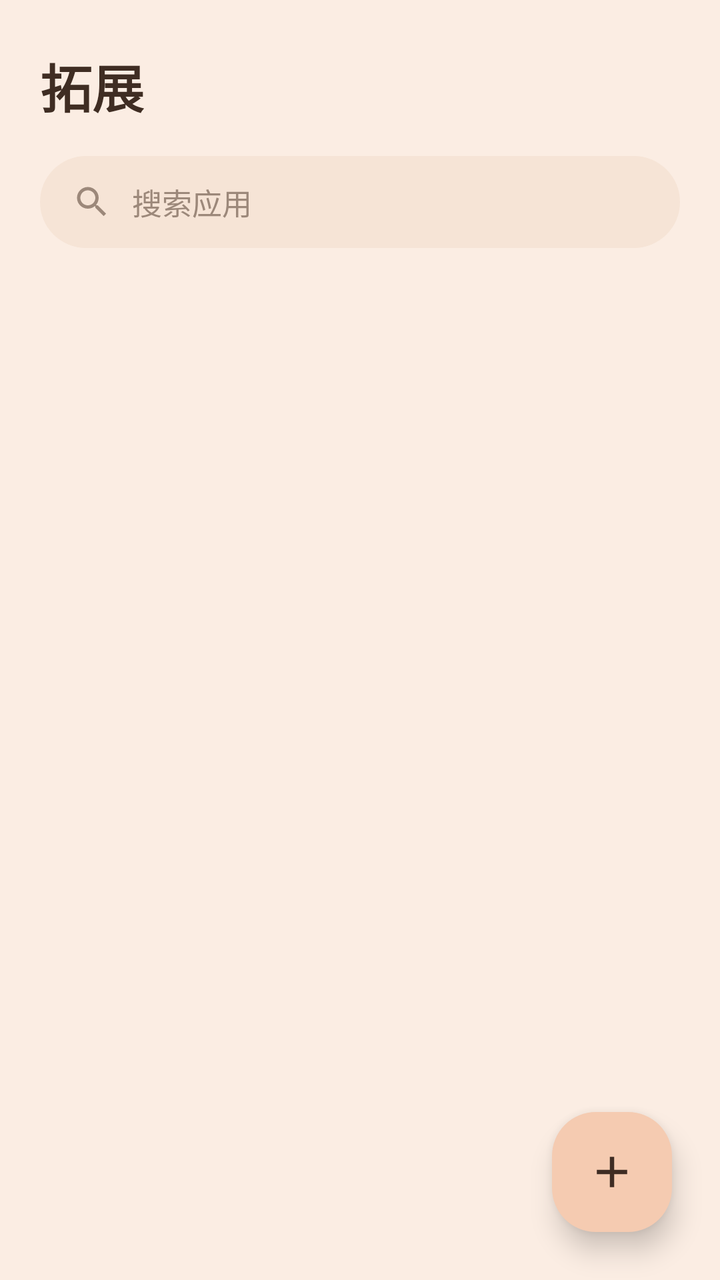
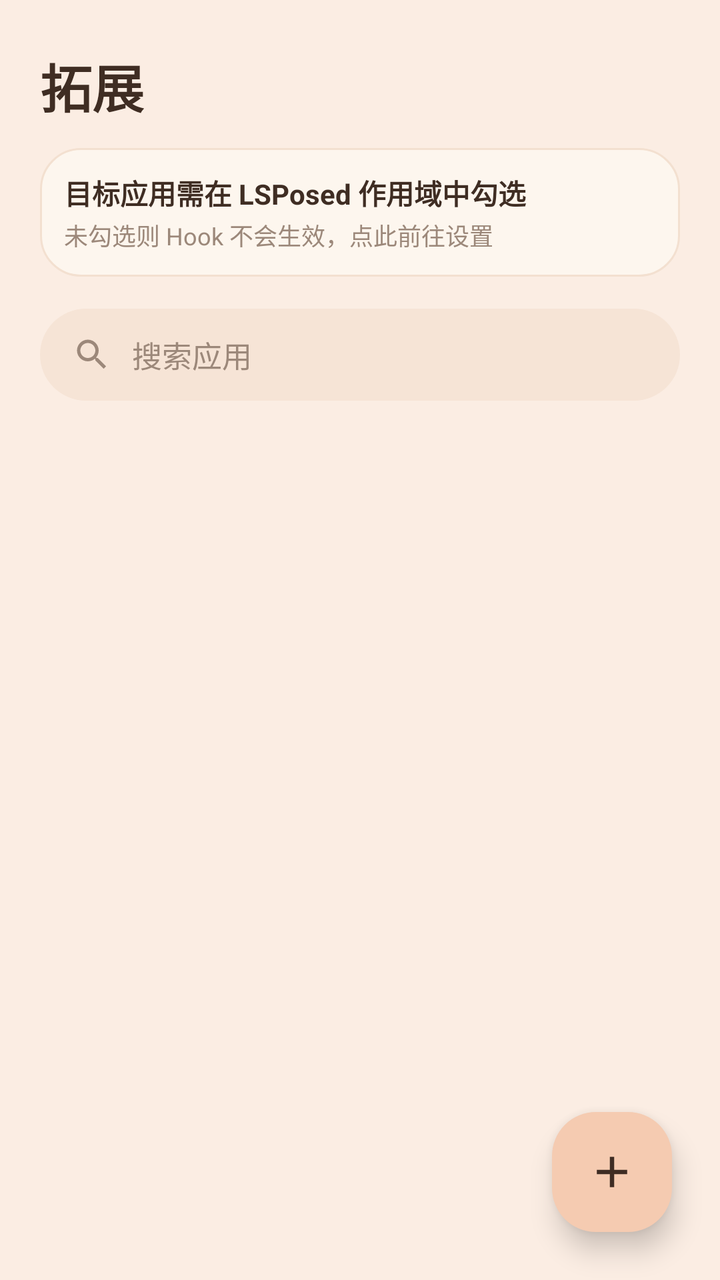

Before-and-after screenshots of an Android layout around one commit, followed by the original layout XML and the change that was made.
<!-- AndroidManifest.xml: application theme Theme.App -->
<!-- res/layout/page_ext.xml -->
<?xml version="1.0" encoding="utf-8"?>

<FrameLayout xmlns:android="http://schemas.android.com/apk/res/android"
    xmlns:app="http://schemas.android.com/apk/res-auto"
    android:layout_width="match_parent"
    android:layout_height="match_parent">

    <LinearLayout
        android:layout_width="match_parent"
        android:layout_height="match_parent"
        android:orientation="vertical"
        android:paddingStart="20dp"
        android:paddingEnd="20dp"
        android:paddingTop="24dp">

        <TextView style="@style/PageTitle" android:text="拓展" />

        
        <LinearLayout
            android:layout_width="match_parent"
            android:layout_height="46dp"
            android:layout_marginTop="16dp"
            android:background="@drawable/bg_search"
            android:gravity="center_vertical"
            android:orientation="horizontal"
            android:paddingStart="16dp"
            android:paddingEnd="16dp">
            <ImageView
                android:layout_width="20dp"
                android:layout_height="20dp"
                android:src="@drawable/ic_search"
                app:tint="@color/text_secondary" />
            <EditText
                android:id="@+id/ext_search"
                android:layout_width="match_parent"
                android:layout_height="match_parent"
                android:layout_marginStart="10dp"
                android:background="@null"
                android:hint="@string/search_app_hint"
                android:textColorHint="@color/text_secondary"
                android:textColor="@color/text_primary"
                android:textSize="15sp"
                android:inputType="text"
                android:maxLines="1" />
        </LinearLayout>

        
        <LinearLayout
            android:id="@+id/ext_empty"
            android:layout_width="match_parent"
            android:layout_height="match_parent"
            android:gravity="center"
            android:orientation="vertical"
            android:visibility="gone">
            <TextView
                android:layout_width="wrap_content"
                android:layout_height="wrap_content"
                android:text="@string/empty_ext"
                android:textSize="24sp"
                android:textColor="@color/text_secondary" />
            <TextView
                android:layout_width="wrap_content"
                android:layout_height="wrap_content"
                android:layout_marginTop="12dp"
                android:text="@string/empty_ext_tip"
                android:textSize="14sp"
                android:textColor="@color/text_secondary" />
        </LinearLayout>

        <androidx.recyclerview.widget.RecyclerView
            android:id="@+id/ext_list"
            android:layout_width="match_parent"
            android:layout_height="match_parent"
            android:layout_marginTop="14dp"
            android:clipToPadding="false"
            android:paddingBottom="120dp"
            android:overScrollMode="never"
            android:visibility="gone" />
    </LinearLayout>

    
    <LinearLayout
        android:id="@+id/ext_fab_menu"
        android:layout_width="wrap_content"
        android:layout_height="wrap_content"
        android:layout_gravity="bottom|end"
        android:layout_marginEnd="24dp"
        android:layout_marginBottom="98dp"
        android:gravity="end|center_vertical"
        android:orientation="vertical"
        android:visibility="gone">

        <LinearLayout style="@style/FabMenuRow">
            <TextView style="@style/FabMenuLabel" android:text="添加配置" />
            <FrameLayout style="@style/FabMenuBtn" android:id="@+id/fab_addcfg">
                <ImageView style="@style/FabMenuIcon" android:src="@drawable/ic_add" />
            </FrameLayout>
        </LinearLayout>

        <LinearLayout style="@style/FabMenuRow">
            <TextView style="@style/FabMenuLabel" android:text="导入配置" />
            <FrameLayout style="@style/FabMenuBtn" android:id="@+id/fab_import">
                <ImageView style="@style/FabMenuIcon" android:src="@drawable/ic_clipboard" />
            </FrameLayout>
        </LinearLayout>

        <LinearLayout style="@style/FabMenuRow">
            <TextView style="@style/FabMenuLabel" android:text="从网络导入配置" />
            <FrameLayout style="@style/FabMenuBtn" android:id="@+id/fab_net">
                <ImageView style="@style/FabMenuIcon" android:src="@drawable/ic_cloud" />
            </FrameLayout>
        </LinearLayout>

        <LinearLayout style="@style/FabMenuRow">
            <TextView style="@style/FabMenuLabel" android:text="分享配置" />
            <FrameLayout style="@style/FabMenuBtn" android:id="@+id/fab_share">
                <ImageView style="@style/FabMenuIcon" android:src="@drawable/ic_share" />
            </FrameLayout>
        </LinearLayout>
    </LinearLayout>

    
    <LinearLayout
        android:id="@+id/fab_add"
        android:layout_width="60dp"
        android:layout_height="60dp"
        android:layout_gravity="bottom|end"
        android:layout_marginEnd="24dp"
        android:layout_marginBottom="24dp"
        android:background="@drawable/bg_fab"
        android:elevation="8dp"
        android:gravity="center">
        <ImageView
            android:id="@+id/ext_fab_icon"
            android:layout_width="26dp"
            android:layout_height="26dp"
            android:src="@drawable/ic_add"
            app:tint="@color/text_primary" />
    </LinearLayout>
</FrameLayout>
<!-- resources referenced by this layout -->
<resources>
  <color name="text_primary">#3F2D23</color>
  <color name="text_secondary">#9C887A</color>
  <!-- drawable bg_fab (drawable) -->
  <?xml version="1.0" encoding="utf-8"?>
  
  <shape xmlns:android="http://schemas.android.com/apk/res/android">
      <solid android:color="@color/fab_bg" />
      <corners android:radius="22dp" />
  </shape>
  <!-- drawable bg_search (drawable) -->
  <?xml version="1.0" encoding="utf-8"?>
  
  <shape xmlns:android="http://schemas.android.com/apk/res/android">
      <solid android:color="@color/search_bg" />
      <corners android:radius="28dp" />
  </shape>
  <!-- drawable ic_add (drawable) -->
  <?xml version="1.0" encoding="utf-8"?>
  
  <vector xmlns:android="http://schemas.android.com/apk/res/android"
      android:width="24dp" android:height="24dp"
      android:viewportWidth="24" android:viewportHeight="24">
      <path android:fillColor="#FF000000"
          android:pathData="M19,13h-6v6h-2v-6H5v-2h6V5h2v6h6v2z" />
  </vector>
  <!-- drawable ic_cloud (drawable) -->
  <?xml version="1.0" encoding="utf-8"?>
  
  <vector xmlns:android="http://schemas.android.com/apk/res/android"
      android:width="24dp" android:height="24dp"
      android:viewportWidth="24" android:viewportHeight="24">
      <path android:fillColor="#FF000000"
          android:pathData="M19.35,10.04C18.67,6.59 15.64,4 12,4 9.11,4 6.6,5.64 5.35,8.04 2.34,8.36 0,10.91 0,14c0,3.31 2.69,6 6,6h13c2.76,0 5,-2.24 5,-5 0,-2.64 -2.05,-4.78 -4.65,-4.96zM17,13l-5,5 -5,-5h3L10,9h4v4h3z" />
  </vector>
  <string name="empty_ext">(。・ω・。)</string>
  <string name="empty_ext_tip">这里还空着，先去添加一个需要的应用吧！</string>
  <string name="search_app_hint">搜索应用</string>
  <style name="FabMenuBtn">
          <item name="android:layout_width">46dp</item>
          <item name="android:layout_height">46dp</item>
          <item name="android:background">@drawable/bg_fab</item>
          <item name="android:elevation">6dp</item>
      </style>
  <style name="FabMenuIcon">
          <item name="android:layout_width">20dp</item>
          <item name="android:layout_height">20dp</item>
          <item name="android:layout_gravity">center</item>
          <item name="android:tint">@color/text_primary</item>
      </style>
  <style name="FabMenuRow">
          <item name="android:layout_width">wrap_content</item>
          <item name="android:layout_height">wrap_content</item>
          <item name="android:layout_marginTop">12dp</item>
          <item name="android:gravity">center_vertical</item>
      </style>
  <style name="PageTitle">
          <item name="android:layout_width">wrap_content</item>
          <item name="android:layout_height">wrap_content</item>
          <item name="android:textSize">26sp</item>
          <item name="android:textStyle">bold</item>
          <item name="android:textColor">@color/text_primary</item>
      </style>
  <color name="fab_bg">#F5CBB1</color>
  <color name="search_bg">#F6E4D6</color>
  <!-- drawable bg_pill (drawable) -->
  <?xml version="1.0" encoding="utf-8"?>
  
  <shape xmlns:android="http://schemas.android.com/apk/res/android">
      <solid android:color="@color/nav_pill" />
      <corners android:radius="22dp" />
  </shape>
  <color name="accent">#A9603E</color>
  <color name="accent_deep">#8F4E30</color>
  <color name="bg_card">#FDF6EE</color>
  <color name="bg_page">#FBEDE3</color>
  <color name="nav_pill">#F6DCCB</color>
  <!-- unchanged entries left out for length: 5 -->
</resources>

<!-- the commit's change to res/layout/page_ext.xml (unified diff, before → after) -->
@@ -14,6 +14,38 @@
         android:paddingTop="24dp">
 
         <TextView style="@style/PageTitle" android:text="拓展" />
+
+        
+        <LinearLayout
+            android:id="@+id/ext_scope_tip"
+            android:layout_width="match_parent"
+            android:layout_height="wrap_content"
+            android:layout_marginTop="12dp"
+            android:background="@drawable/bg_card2"
+            android:gravity="center_vertical"
+            android:orientation="horizontal"
+            android:padding="12dp">
+            <LinearLayout
+                android:layout_width="0dp"
+                android:layout_height="wrap_content"
+                android:layout_weight="1"
+                android:orientation="vertical">
+                <TextView
+                    android:layout_width="wrap_content"
+                    android:layout_height="wrap_content"
+                    android:text="目标应用需在 LSPosed 作用域中勾选"
+                    android:textColor="@color/text_primary"
+                    android:textSize="14sp"
+                    android:textStyle="bold" />
+                <TextView
+                    android:layout_width="wrap_content"
+                    android:layout_height="wrap_content"
+                    android:layout_marginTop="2dp"
+                    android:text="未勾选则 Hook 不会生效，点此前往设置"
+                    android:textColor="@color/text_secondary"
+                    android:textSize="12sp" />
+            </LinearLayout>
+        </LinearLayout>
 
         
         <LinearLayout
<!-- resource entries referenced after the edit -->
@@ -2,6 +2,14 @@
 <resources>
   <color name="text_primary">#3F2D23</color>
   <color name="text_secondary">#9C887A</color>
+  <!-- drawable bg_card2 (drawable) -->
+  <?xml version="1.0" encoding="utf-8"?>
+  
+  <shape xmlns:android="http://schemas.android.com/apk/res/android">
+      <solid android:color="@color/bg_card" />
+      <corners android:radius="20dp" />
+      <stroke android:width="1dp" android:color="@color/bg_card_stroke" />
+  </shape>
   <!-- drawable bg_fab (drawable) -->
   <?xml version="1.0" encoding="utf-8"?>
   
@@ -74,6 +82,7 @@
   <color name="accent">#A9603E</color>
   <color name="accent_deep">#8F4E30</color>
   <color name="bg_card">#FDF6EE</color>
+  <color name="bg_card_stroke">#F3E0D0</color>
   <color name="bg_page">#FBEDE3</color>
   <color name="nav_pill">#F6DCCB</color>
   <!-- unchanged entries left out for length: 5 -->
